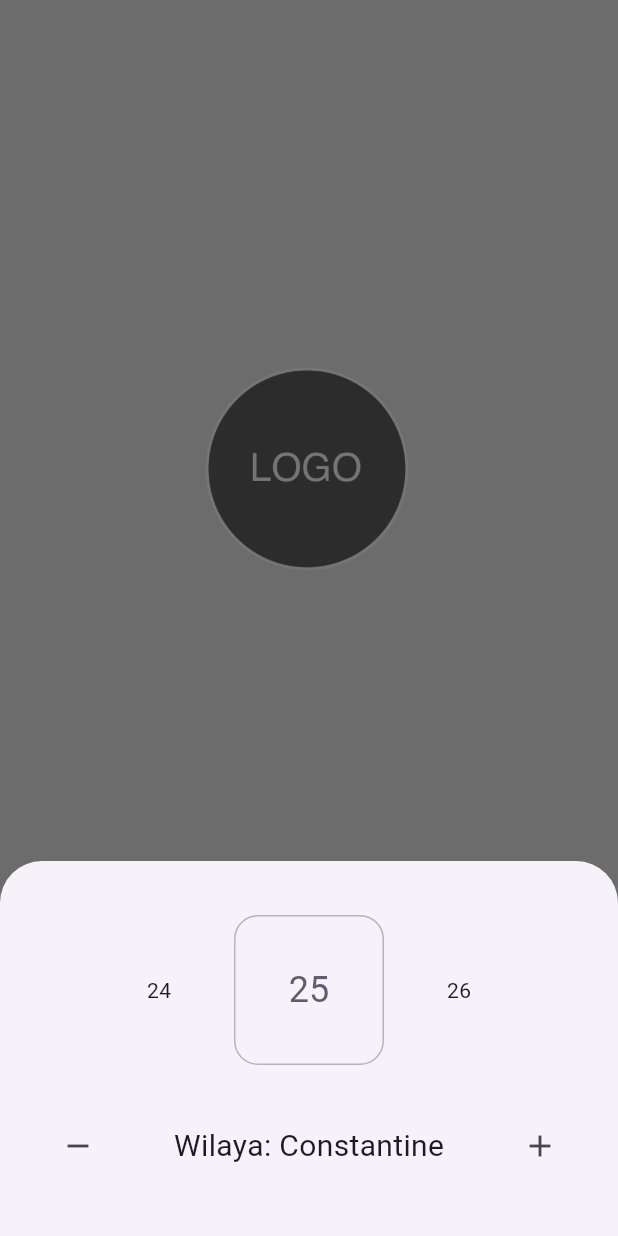
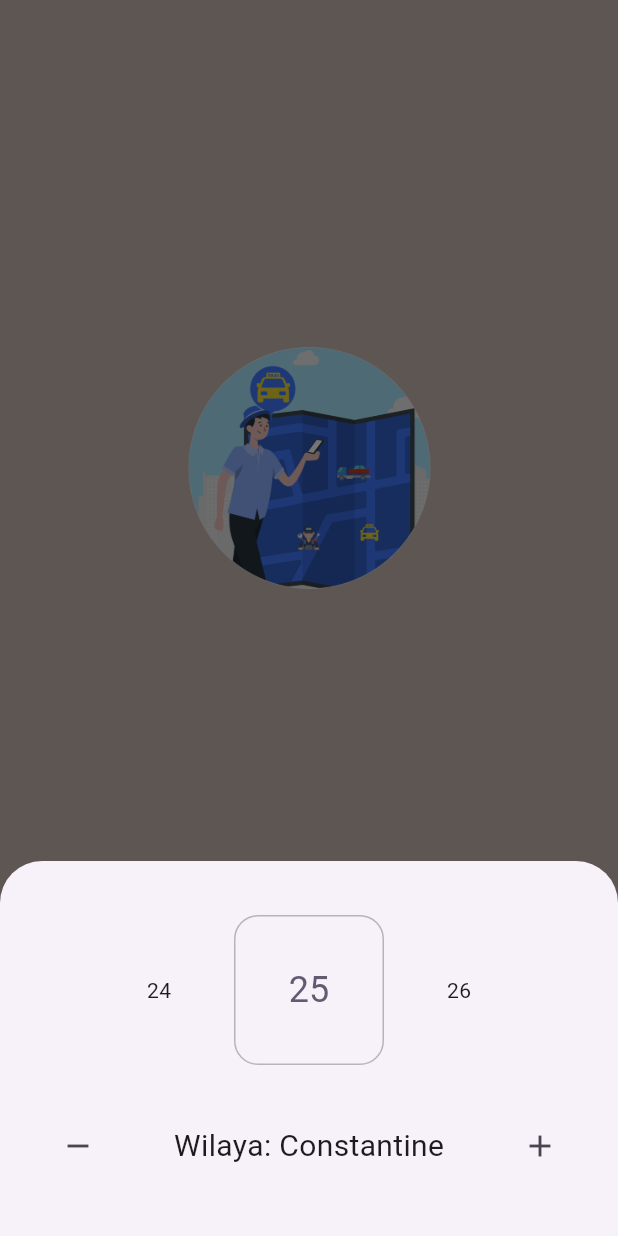
Before and after one commit to Pegasus999/wasla, a Flutter app: the screen it shows after launch, on a phone screen of 412 x 824 dp. Run offline on Flutter 3.47's test engine with Material 3 defaults, Android fonts, the phone set to English and light mode, and no system bars; drawn by our look-alikes of numberpicker; our stand-ins replace font_awesome_flutter, geolocator, google_fonts, loading_indicator, lottie, material_floating_search_bar_2 and 3 more; missing offline and left inert: draggable_bottom_sheet, flutter_polyline_points, list_picker, map_location_picker; accounts and stored records are empty; Roboto replaces fonts that are missing (Changa).

Commit message:
finishing touches

```diff
--- a/lib/Constants.dart
+++ b/lib/Constants.dart
@@ -1,12 +1,12 @@
 import 'package:flutter/material.dart';
 
 class Constants {
-  static Color main = const Color.fromRGBO(91, 71, 114, 1);
+  static Color main = const Color.fromRGBO(255, 147, 118, 1);
   static Color mainLight = const Color.fromRGBO(162, 143, 185, 1);
   static Color mainLighter = const Color.fromRGBO(194, 180, 209, 1);
-  static Color secondary = const Color.fromRGBO(216, 203, 197, 1);
+  static Color secondary = const Color.fromRGBO(141, 170, 166, 1);
   static Color secondaryDarker = const Color.fromRGBO(204, 188, 180, 1);
-  static Color secondaryLight = const Color.fromRGBO(222, 211, 206, 1);
+  static Color secondaryLight = Color.fromARGB(255, 128, 93, 73);
   static Color background = const Color.fromRGBO(235, 235, 235, 1);
   static Color black = const Color.fromRGBO(51, 51, 51, 1);
 
--- a/lib/Screens/HomePage.dart
+++ b/lib/Screens/HomePage.dart
@@ -22,9 +22,9 @@ import 'package:wasla/Services/API.dart';
 
 // ignore: must_be_immutable
 class HomePage extends StatefulWidget {
-  HomePage({super.key, required this.user});
+  HomePage({super.key, required this.user, this.wilaya});
   User user;
-
+  final int? wilaya;
   @override
   State<HomePage> createState() => _HomePageState();
 }
@@ -96,7 +96,7 @@ class _HomePageState extends State<HomePage> {
 
   checkPosition() {
     Future.delayed(
-      const Duration(seconds: 40),
+      const Duration(seconds: 20),
       () {
         if (userPosition == null) {
           if (mounted) {
--- a/lib/Screens/Login/PhoneLogin.dart
+++ b/lib/Screens/Login/PhoneLogin.dart
@@ -74,7 +74,10 @@ class _PhoneLoginState extends State<PhoneLogin> {
         Navigator.pushReplacement(
             context,
             MaterialPageRoute(
-              builder: (context) => HomePage(user: user!),
+              builder: (context) => HomePage(
+                user: user!,
+                wilaya: wilaya,
+              ),
             ));
       } else {
         setState(() {
@@ -105,7 +108,7 @@ class _PhoneLoginState extends State<PhoneLogin> {
   Widget build(BuildContext context) {
     return SafeArea(
       child: Scaffold(
-        backgroundColor: Constants.background,
+        backgroundColor: Constants.secondaryDarker,
         body: SizedBox(
           height: MediaQuery.of(context).size.height -
               MediaQuery.of(context).padding.top,
@@ -169,6 +172,7 @@ class _PhoneLoginState extends State<PhoneLogin> {
                                     borderRadius: BorderRadius.circular(16),
                                     color: Colors.white),
                                 child: TextField(
+                                  keyboardType: TextInputType.number,
                                   style: TextStyle(
                                       fontSize: 16,
                                       color: Constants.black,
@@ -178,6 +182,9 @@ class _PhoneLoginState extends State<PhoneLogin> {
                                     LengthLimitingTextInputFormatter(9),
                                   ],
                                   controller: phoneController,
+                                  onChanged: (value) => setState(() {
+                                    phoneController.text = value;
+                                  }),
                                   decoration: InputDecoration(
                                       border: InputBorder.none,
                                       contentPadding:
@@ -205,8 +212,10 @@ class _PhoneLoginState extends State<PhoneLogin> {
                             }
                           },
                           style: ButtonStyle(
-                              backgroundColor:
-                                  MaterialStatePropertyAll(Constants.main),
+                              backgroundColor: MaterialStatePropertyAll(
+                                  phoneController.text.length == 9
+                                      ? Constants.main
+                                      : Constants.main.withOpacity(0.4)),
                               shape: MaterialStatePropertyAll(
                                   RoundedRectangleBorder(
                                       borderRadius: BorderRadius.circular(16))),
@@ -219,7 +228,7 @@ class _PhoneLoginState extends State<PhoneLogin> {
                                   style: TextStyle(
                                       fontSize: 16,
                                       fontWeight: FontWeight.bold,
-                                      color: Color.fromRGBO(184, 184, 184, 1)),
+                                      color: Colors.white),
                                 ),
                         ),
                       )
--- a/lib/Screens/Maps/TaxiPage.dart
+++ b/lib/Screens/Maps/TaxiPage.dart
@@ -19,6 +19,7 @@ class TaxiView extends StatefulWidget {
       {super.key,
       this.from,
       this.to,
+
       required this.user,
       required this.wilaya,
       this.trip});
```
Also changed, not shown: assets/images/logo.png, 9 other files.
